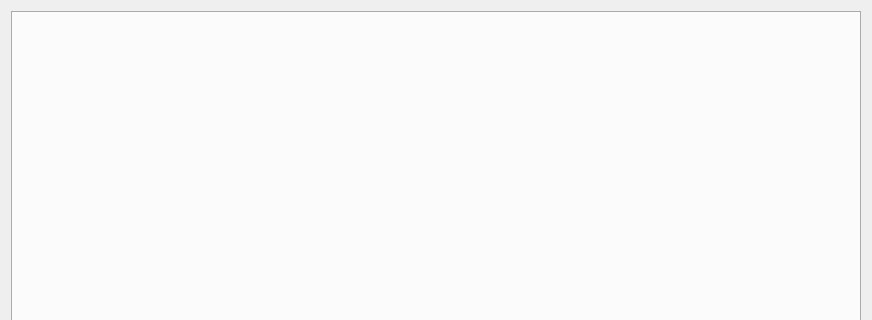
This is Risoshi/mainwindow.ui in SirAnthony/Risoshi as Qt 5 draws it before an edit; both pictures show x 0 to 872 and y 0 to 320 of the 872 by 468 pixel window. The edited form follows.
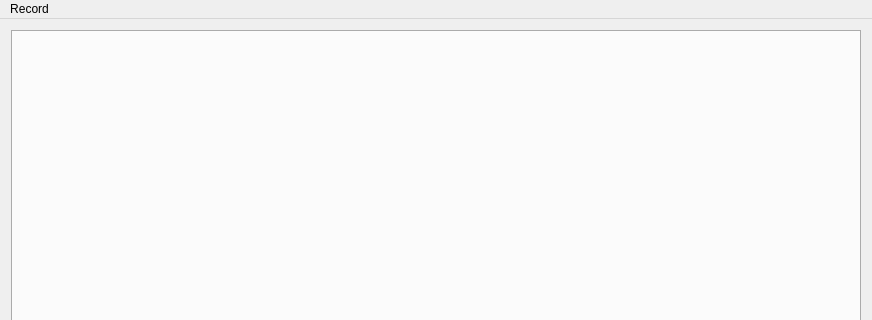
This is the edited form. Custom widgets are drawn as their Qt base class.

The edit to the form file:
```diff
--- a/Risoshi/mainwindow.ui
+++ b/Risoshi/mainwindow.ui
@@ -32,9 +32,17 @@
      <x>0</x>
      <y>0</y>
      <width>872</width>
-     <height>21</height>
+     <height>22</height>
     </rect>
    </property>
+   <widget class="QMenu" name="menuRecord">
+    <property name="title">
+     <string>Record</string>
+    </property>
+    <addaction name="actionAdd_new"/>
+    <addaction name="actionView_all"/>
+   </widget>
+   <addaction name="menuRecord"/>
   </widget>
   <widget class="QStatusBar" name="statusBar"/>
  </widget>
```
Left out of the diff: 58 changed lines with no effect on the pictures.
